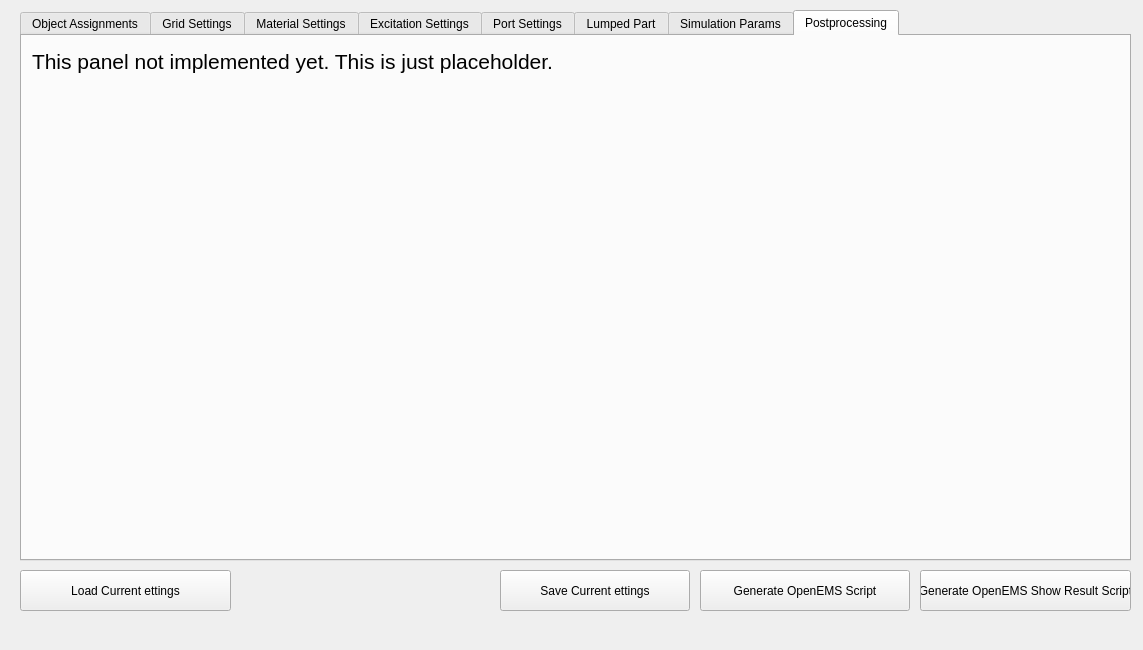
Qt form ui/dialog.ui (LubomirJagos/FreeCAD-OpenEMS-Export) before a commit.
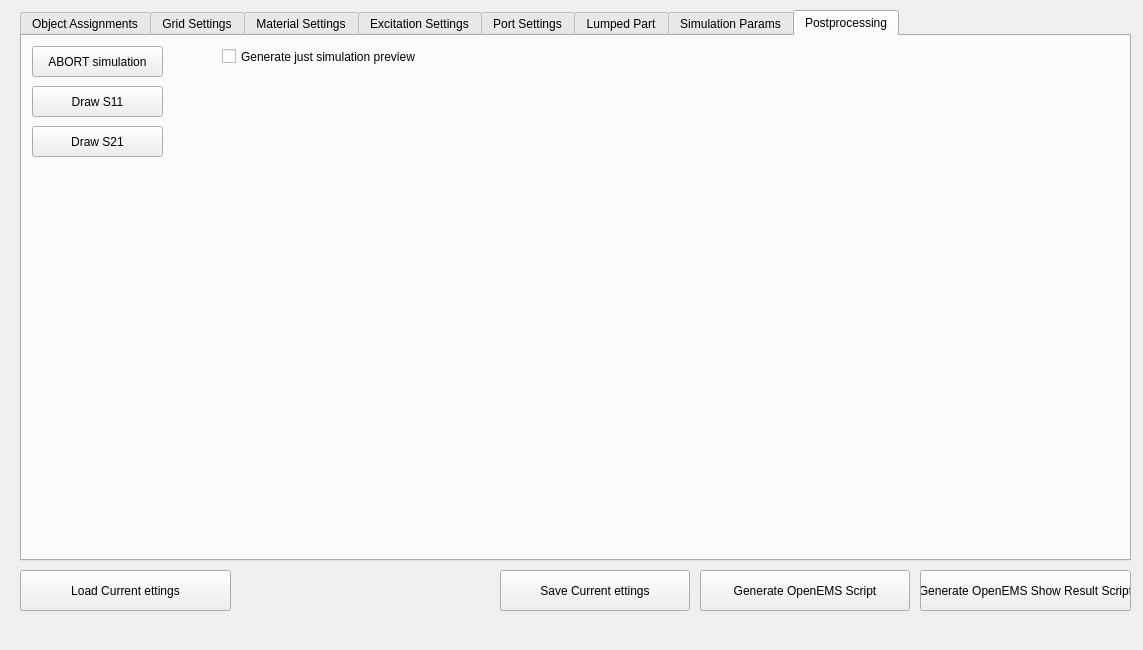
The same form after that commit. The open tabs and pages were chosen to show the change.

Commit message: BACKUP COMMIT Things seems to be running, made simple simulation some results get, need verifiacation.

What changed in the file:
```diff
--- a/ui/dialog.ui
+++ b/ui/dialog.ui
@@ -1346,22 +1346,56 @@
     <attribute name="title">
      <string>Postprocessing</string>
     </attribute>
-    <widget class="QLabel" name="label">
+    <widget class="QPushButton" name="abortSimulationButton">
      <property name="geometry">
       <rect>
        <x>10</x>
        <y>10</y>
-       <width>551</width>
+       <width>131</width>
        <height>31</height>
       </rect>
      </property>
-     <property name="font">
-      <font>
-       <pointsize>16</pointsize>
-      </font>
+     <property name="text">
+      <string>ABORT simulation</string>
      </property>
+    </widget>
+    <widget class="QPushButton" name="drawS11Button">
+     <property name="geometry">
+      <rect>
+       <x>10</x>
+       <y>50</y>
+       <width>131</width>
+       <height>31</height>
+      </rect>
+     </property>
      <property name="text">
-      <string>This panel not implemented yet. This is just placeholder.</string>
+      <string>Draw S11</string>
+     </property>
+    </widget>
+    <widget class="QPushButton" name="drawS21Button">
+     <property name="geometry">
+      <rect>
+       <x>10</x>
+       <y>90</y>
+       <width>131</width>
+       <height>31</height>
+      </rect>
+     </property>
+     <property name="text">
+      <string>Draw S21</string>
+     </property>
+    </widget>
+    <widget class="QCheckBox" name="generateJustPreviewCheckbox">
+     <property name="geometry">
+      <rect>
+       <x>200</x>
+       <y>10</y>
+       <width>261</width>
+       <height>21</height>
+      </rect>
+     </property>
+     <property name="text">
+      <string>Generate just simulation preview</string>
      </property>
     </widget>
    </widget>
```
The commit also changes 1 other file.
